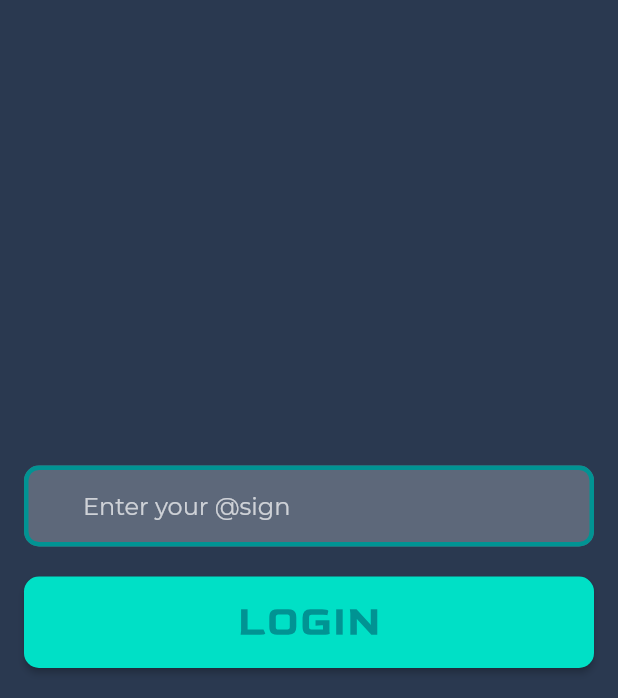
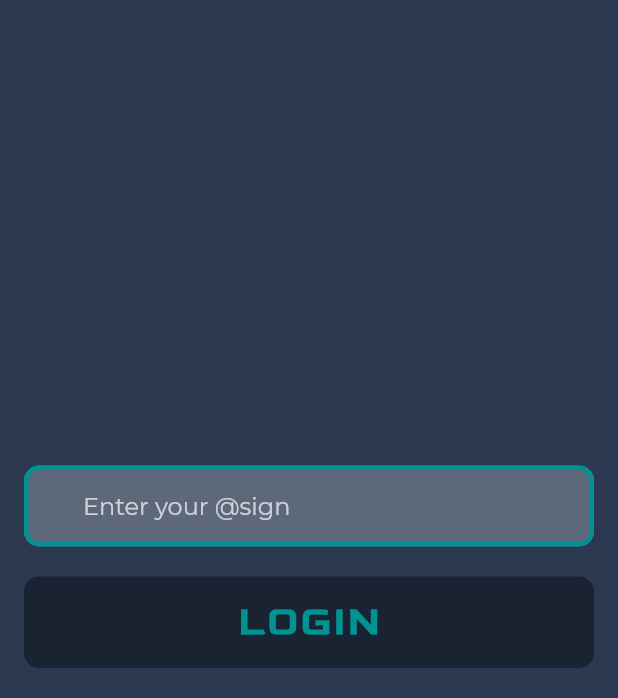
Before and after one commit to sbis04/pri_at_morse, a Flutter app: the screen it shows after launch, on a phone screen of 412 x 824 dp, the part 538-1236 px from its top. Run offline on Flutter 3.47's test engine with Material 2 defaults, Android fonts, the phone set to English and light mode, and no system bars.

Commit message:
Login page UI

```diff
--- a/lib/screens/login_page.dart
+++ b/lib/screens/login_page.dart
@@ -1,4 +1,5 @@
 import 'package:flutter/material.dart';
+import 'package:primorse/screens/select_page.dart';
 import 'package:primorse/utils/custom_colors.dart';
 
 class LoginPage extends StatefulWidget {
@@ -9,7 +10,22 @@ class LoginPage extends StatefulWidget {
 class _LoginPageState extends State<LoginPage> {
   TextEditingController _textControllerAtSign = TextEditingController();
   FocusNode _textFocusNodeAtSign = FocusNode();
-  String _atSign;
+
+  bool _isEditingAtSign = false;
+
+  String _validateString(String value) {
+    value = value.trim();
+
+    if (_textControllerAtSign.text != null) {
+      if (value.isEmpty) {
+        return '@sign can\'t be empty';
+      } else if (value.trim().contains(' ')) {
+        return '@sign can\'t contain a space';
+      }
+    }
+
+    return null;
+  }
 
   @override
   Widget build(BuildContext context) {
@@ -49,14 +65,13 @@ class _LoginPageState extends State<LoginPage> {
                   autofocus: false,
                   onChanged: (value) {
                     setState(() {
-                      _atSign = value;
+                      _isEditingAtSign = true;
                     });
                   },
                   onSubmitted: (value) {
                     _textFocusNodeAtSign.unfocus();
                   },
                   style: TextStyle(color: Colors.white, fontFamily: 'Montserrat', fontSize: 16.0),
-                  textCapitalization: TextCapitalization.sentences,
                   decoration: InputDecoration(
                     contentPadding: EdgeInsets.symmetric(
                       vertical: 16.0,
@@ -97,14 +112,13 @@ class _LoginPageState extends State<LoginPage> {
                         fontFamily: 'Montserrat',
                         fontSize: 18.0,
                       ),
-                      )
-                      // errorText: _isEditingEmail
-                      //     ? _validateEmail(textControllerEmail.text)
-                      //     : null,
-                      // errorStyle: TextStyle(
-                      //   fontSize: 12,
-                      //   color: Colors.redAccent,
-                      // ),
+                    ),
+                    errorText:
+                        _isEditingAtSign ? _validateString(_textControllerAtSign.text) : null,
+                    errorStyle: TextStyle(
+                      fontSize: 14,
+                      color: Colors.redAccent,
+                    ),
                   ),
                 ),
                 SizedBox(height: 20.0),
@@ -112,16 +126,15 @@ class _LoginPageState extends State<LoginPage> {
                   width: double.maxFinite,
                   child: RaisedButton(
                     color: CustomColors.highlight,
-                    onPressed:
-                        _textControllerAtSign.text != null || _textControllerAtSign.text != ''
+                    onPressed: _validateString(_textControllerAtSign.text) == null
                         ? () {
-                                // Navigator.of(context).pushReplacement(
-                                //   MaterialPageRoute(
-                                //     builder: (context) => OTPScreen(
-                                //       textController.text,
-                                //     ),
-                                //   ),
-                                // );
+                            Navigator.of(context).pushReplacement(
+                              MaterialPageRoute(
+                                builder: (context) => SelectPage(
+                                  currentUserAtSign: _textControllerAtSign.text,
+                                ),
+                              ),
+                            );
                           }
                         : null,
                     shape: RoundedRectangleBorder(
@@ -139,16 +152,16 @@ class _LoginPageState extends State<LoginPage> {
                               ? CustomColors.dark
                               : CustomColors.medium,
                           letterSpacing: 1.5,
-                          shadows: _textControllerAtSign.text != null ||
-                                  _textControllerAtSign.text != ''
-                              ? <Shadow>[
-                                  Shadow(
-                                    offset: Offset(1.5, 1.5),
-                                    blurRadius: 3.0,
-                                    color: CustomColors.highlight,
-                                  ),
-                                ]
-                              : null,
+                          // shadows: _textControllerAtSign.text != null ||
+                          //         _textControllerAtSign.text != ''
+                          //     ? <Shadow>[
+                          //         Shadow(
+                          //           offset: Offset(1.5, 1.5),
+                          //           blurRadius: 3.0,
+                          //           color: CustomColors.highlight,
+                          //         ),
+                          //       ]
+                          //     : null,
                         ),
                       ),
                     ),
```
Lines whose indentation alone changed are shown as unchanged.
